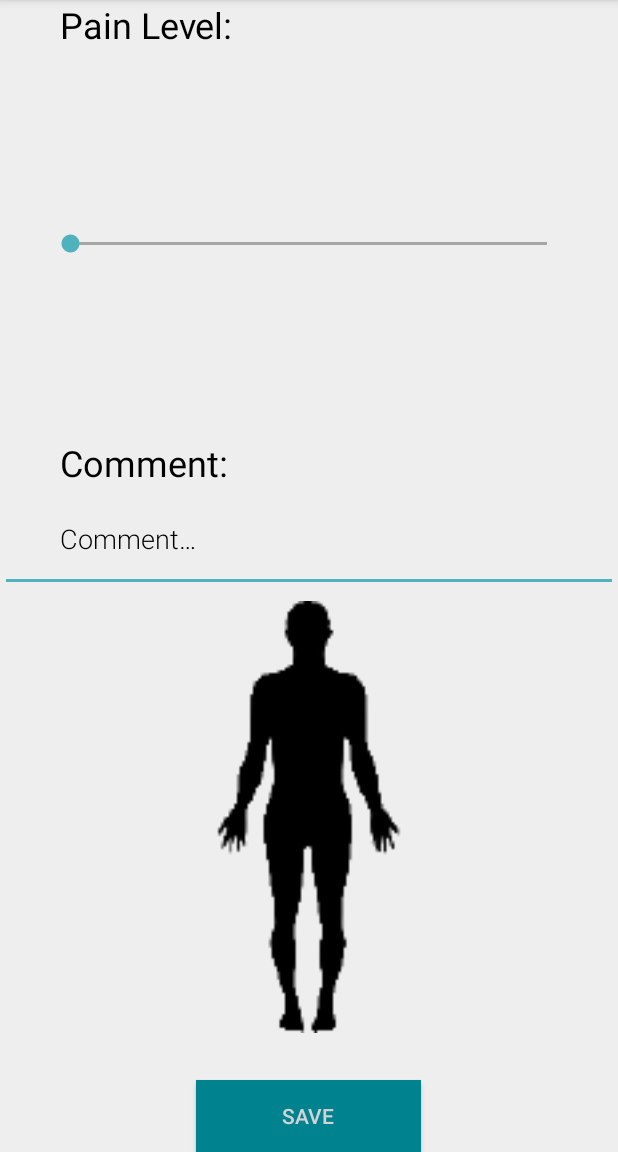
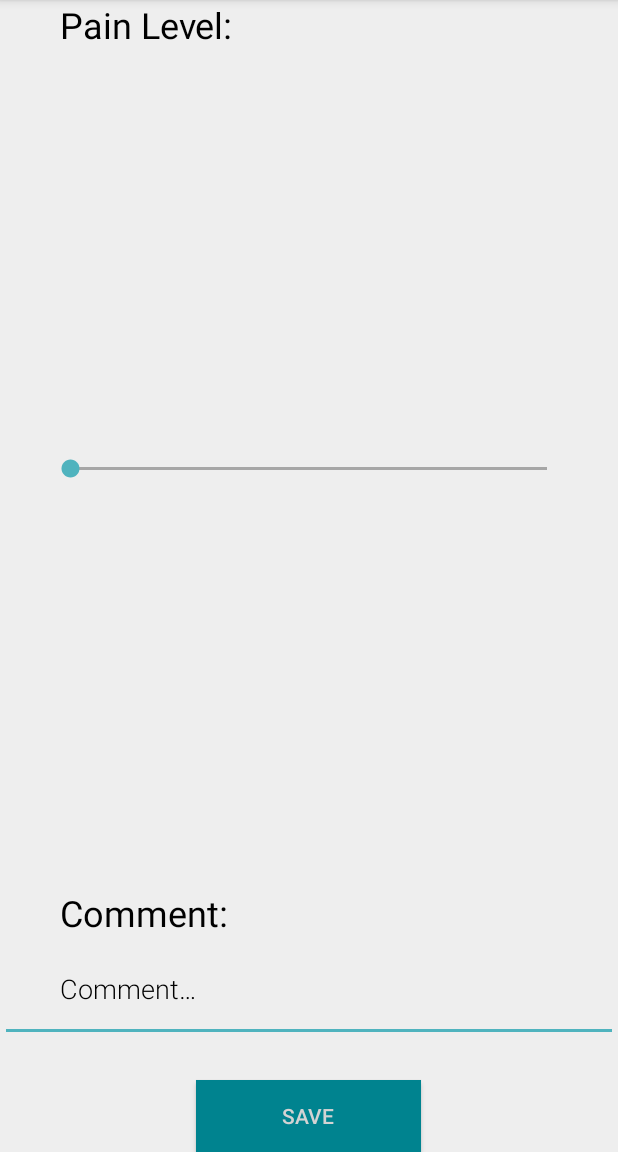
Before and after one commit to Daanikus/PainTracker, an Android app: the screen it shows after launch (NewPainActivity), after a tap on an icon or button, on a phone screen of 412 x 824 dp, the part 84-1236 px from its top. Run offline under Robolectric (Android 15) with nearby library versions, the phone set to English and light mode, and no system bars; our stand-ins replace Room's generated code; libraries missing offline, so code that uses them is left out: com.github.paolorotolo.appintro, com.jjoe64.graphview; 10 statements that could not run were skipped.

Commit message:
Fix PDF generation and remove location from new pain

```diff
--- a/mobile/src/main/AndroidManifest.xml
+++ b/mobile/src/main/AndroidManifest.xml
@@ -5,6 +5,8 @@
     <uses-permission android:name="android.permission.WAKE_LOCK" />
     <uses-permission android:name="android.permission.INTERNET" />
     <uses-permission android:name="android.permission.ACCESS_NETWORK_STATE" />
+    <uses-permission android:name="android.permission.WRITE_EXTERNAL_STORAGE" />
+    <uses-permission android:name="android.permission.READ_EXTERNAL_STORAGE" />
 
     <application
         android:name=".MyNotificationChannel"
--- a/mobile/src/main/java/com/github/daanikus/paintracker/IntroActivity.java
+++ b/mobile/src/main/java/com/github/daanikus/paintracker/IntroActivity.java
@@ -12,7 +12,7 @@ import com.github.paolorotolo.appintro.AppIntro2Fragment;
 import com.github.paolorotolo.appintro.AppIntroFragment;
 import com.github.paolorotolo.appintro.model.SliderPage;
 
-public class IntroActivity extends AppIntro {
+public class IntroActivity extends AppIntro2 {
     @Override
     protected void onCreate(@Nullable Bundle savedInstanceState) {
         super.onCreate(savedInstanceState);
--- a/mobile/src/main/res/layout/activity_new_pain.xml
+++ b/mobile/src/main/res/layout/activity_new_pain.xml
@@ -59,13 +59,13 @@
         android:textSize="18sp"
         android:textColorHint="@color/black"/>
 
-    <ImageView
-        android:layout_width="match_parent"
-        android:layout_height="300dp"
-        android:padding="@dimen/small_padding"
-        android:id="@+id/human_image_view"
-        android:paddingHorizontal="40dp"
-        android:src="@mipmap/human_no_bg"/>
+    <!--<ImageView-->
+        <!--android:layout_width="match_parent"-->
+        <!--android:layout_height="300dp"-->
+        <!--android:padding="@dimen/small_padding"-->
+        <!--android:id="@+id/human_image_view"-->
+        <!--android:paddingHorizontal="40dp"-->
+        <!--android:src="@mipmap/human_no_bg"/>-->
 
     <Space
         android:layout_height="25dp"/>
```
Also changed, not shown: mobile/src/main/java/com/github/daanikus/paintracker/MainActivity.java (+23 -12 lines), mobile/src/main/java/com/github/daanikus/paintracker/NewPainActivity.java (+29 -29 lines).
